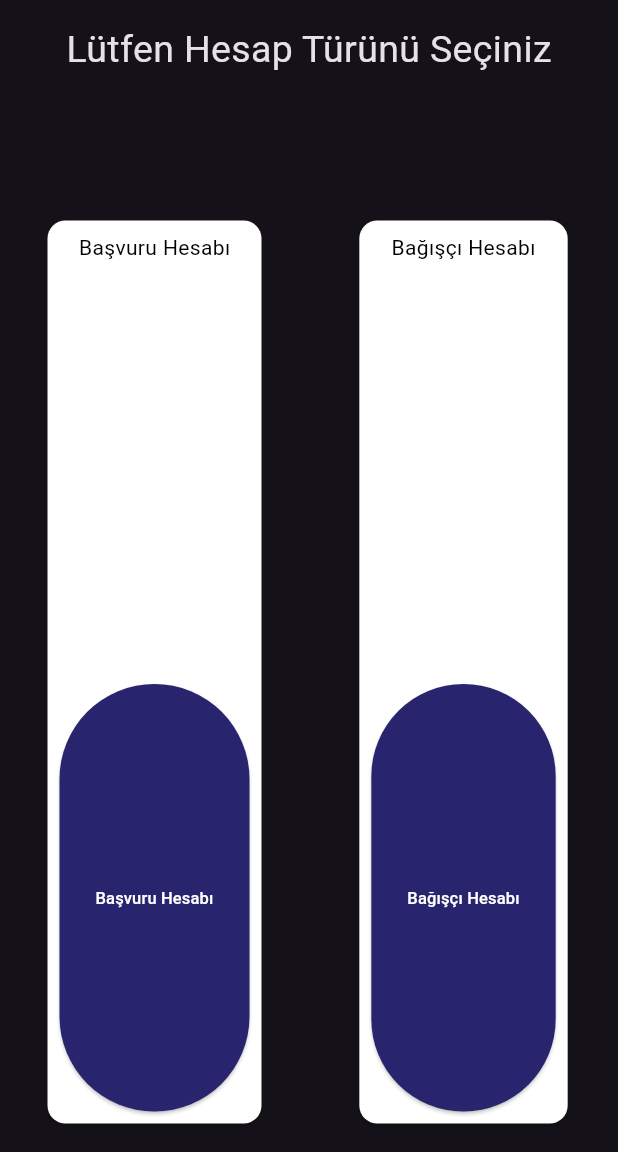
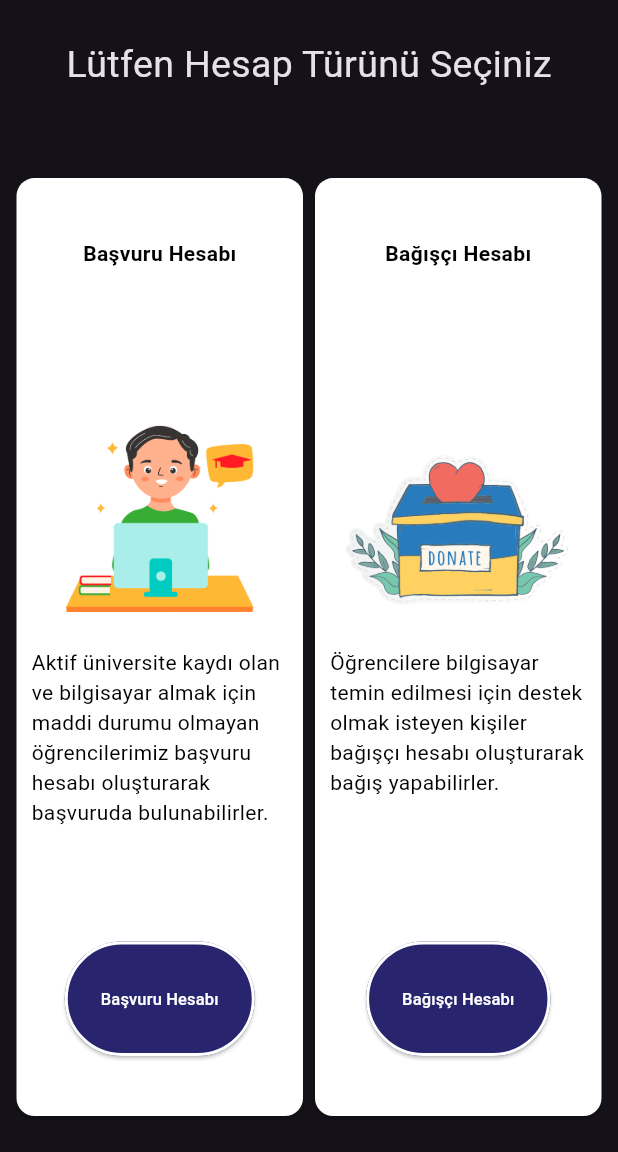
Before and after one commit to omerdgn/Tez, a Flutter app: the AccountTypeChoosingView screen opened directly, on a phone screen of 412 x 824 dp, the part 84-1236 px from its top. Run offline on Flutter 3.47's test engine with Material 3 defaults, Android fonts, the phone set to English and light mode, and no system bars.

Commit message:
account_type_choosing_view tamamlandı

```diff
--- a/BBP-Donation-App/bbp_project/lib/product/account_type_choosing_view.dart
+++ b/BBP-Donation-App/bbp_project/lib/product/account_type_choosing_view.dart
@@ -1,7 +1,9 @@
 import 'package:bbp_project/product/colors_utility.dart';
 import 'package:bbp_project/product/custom_app_bar.dart';
 import 'package:bbp_project/product/custom_elevated_button.dart';
+import 'package:bbp_project/product/image_items.dart';
 import 'package:bbp_project/product/language/languages.dart';
+import 'package:bbp_project/product/png_images.dart';
 import 'package:flutter/material.dart';
 
 class AccountTypeChoosingView extends StatelessWidget {
@@ -17,7 +19,7 @@ class AccountTypeChoosingView extends StatelessWidget {
             const Expanded(
               flex: 1,
               child: Padding(
-                padding: EdgeInsets.symmetric(vertical: 15.0),
+                padding: EdgeInsets.symmetric(vertical: 25.0),
                 child: SizedBox(
                   child: Text(
                     LanguageItems.accountTypeChoosingMainText,
@@ -27,23 +29,43 @@ class AccountTypeChoosingView extends StatelessWidget {
               ),
             ),
             Expanded(
-              flex: 5,
+              flex: 6,
               child: Padding(
-                padding: const EdgeInsets.symmetric(vertical: 15.0),
+                padding: const EdgeInsets.only(
+                    left: 7.0, right: 7.0, top: 5.0, bottom: 20.0),
                 child: Row(
                   children: [
                     Expanded(
                       child: Center(
                           child: Card(
-                        color: Colors.white,
+                        color: ColorUtility.textWhiteColorOfProject,
                         child: Column(
                           children: [
                             const Expanded(
                                 child: Padding(
-                              padding: EdgeInsets.all(8.0),
+                              padding: EdgeInsets.only(top: 40.0),
                               child: Text(
                                 LanguageItems
                                     .accountTypeChoosingApplicantAccountText,
+                                style: TextStyle(
+                                    fontWeight: FontWeight.bold,
+                                    color:
+                                        ColorUtility.textBlackColorOfProject),
+                              ),
+                            )),
+                            Expanded(
+                                child: Padding(
+                              padding: const EdgeInsets.only(bottom: 15),
+                              child: PngImages(
+                                  pngName: ImageItems().studentSticker,
+                                  fitType: BoxFit.scaleDown),
+                            )),
+                            const Expanded(
+                                child: Padding(
+                              padding: EdgeInsets.symmetric(horizontal: 10.00),
+                              child: Text(
+                                LanguageItems
+                                    .accountTypeChoosingApplicantAccountCaption,
                                 style: TextStyle(
                                     color:
                                         ColorUtility.textBlackColorOfProject),
@@ -51,7 +73,8 @@ class AccountTypeChoosingView extends StatelessWidget {
                             )),
                             Expanded(
                               child: Padding(
-                                padding: const EdgeInsets.all(8.0),
+                                padding: const EdgeInsets.only(
+                                    top: 40.00, bottom: 40.0),
                                 child: CustomElevatedButton(
                                     text: 'Başvuru Hesabı', onPressed: () {}),
                               ),
@@ -68,9 +91,26 @@ class AccountTypeChoosingView extends StatelessWidget {
                           children: [
                             const Expanded(
                                 child: Padding(
-                                padding: EdgeInsets.all(8.0),
+                              padding: EdgeInsets.only(top: 40.0),
                               child: Text(
-                                  "Bağışçı Hesabı",
+                                LanguageItems
+                                    .accountTypeChoosingDonatertAccountText,
+                                style: TextStyle(
+                                    fontWeight: FontWeight.bold,
+                                    color:
+                                        ColorUtility.textBlackColorOfProject),
+                              ),
+                            )),
+                            Expanded(
+                                child: PngImages(
+                                    pngName: ImageItems().donateSticker,
+                                    fitType: BoxFit.scaleDown)),
+                            const Expanded(
+                                child: Padding(
+                              padding: EdgeInsets.symmetric(horizontal: 10.0),
+                              child: Text(
+                                LanguageItems
+                                    .accountTypeChoosingDonaterAccountCaption,
                                 style: TextStyle(
                                     color:
                                         ColorUtility.textBlackColorOfProject),
@@ -78,14 +118,15 @@ class AccountTypeChoosingView extends StatelessWidget {
                             )),
                             Expanded(
                               child: Padding(
-                                padding: const EdgeInsets.all(8.0),
+                                padding: const EdgeInsets.only(
+                                    top: 40.0, bottom: 40.0),
                                 child: CustomElevatedButton(
                                     text: 'Bağışçı Hesabı', onPressed: () {}),
-                              ))
+                              ),
+                            )
                           ],
                         ),
-                        ),
-                      ),
+                      )),
                     ),
                   ],
                 ),
--- a/BBP-Donation-App/bbp_project/lib/product/custom_elevated_button.dart
+++ b/BBP-Donation-App/bbp_project/lib/product/custom_elevated_button.dart
@@ -19,6 +19,9 @@ class CustomElevatedButton extends StatelessWidget {
       child: ElevatedButton(
         onPressed: onPressed,
         style: ElevatedButton.styleFrom(
+          shape: const StadiumBorder(
+              side: BorderSide(
+                  color: ColorUtility.textWhiteColorOfProject, width: 2.0)),
           backgroundColor: ColorUtility.buttonColorOfProject,
         ),
         child: Text(
--- a/BBP-Donation-App/bbp_project/lib/product/home_page_view.dart
+++ b/BBP-Donation-App/bbp_project/lib/product/home_page_view.dart
@@ -11,7 +11,7 @@ import 'package:bbp_project/product/contact_us_view.dart';
 import 'package:bbp_project/product/duration_utility.dart';
 import 'package:bbp_project/product/image_items.dart';
 import 'package:bbp_project/product/language/languages.dart';
-import 'package:bbp_project/product/login_view.dart';
+import 'package:bbp_project/product/login_view_applicant.dart';
 import 'package:flutter/material.dart';
 import 'custom_elevated_button.dart';
 import 'custom_app_bar.dart';
@@ -64,7 +64,8 @@ class HomePageViewState extends State<HomePageView> {
                       Navigator.push(
                         context,
                         MaterialPageRoute(
-                            builder: (context) => const LoginView()),
+                            builder: (context) =>
+                                const AccountTypeChoosingView()),
                       );
                     },
                   ),
--- a/BBP-Donation-App/bbp_project/lib/product/image_items.dart
+++ b/BBP-Donation-App/bbp_project/lib/product/image_items.dart
@@ -7,4 +7,6 @@ class ImageItems {
   final String campusPhoto1 = 'kampus1';
   final String campusPhoto2 = 'kampus2';
   final String campusPhoto3 = 'kampus3';
+  final String studentSticker = 'student';
+  final String donateSticker = 'donate';
 }
--- a/BBP-Donation-App/bbp_project/lib/product/language/languages.dart
+++ b/BBP-Donation-App/bbp_project/lib/product/language/languages.dart
@@ -44,5 +44,7 @@ class LanguageItems {
   static const accountTypeChoosingApplicantAccountText = 'Başvuru Hesabı';
   static const accountTypeChoosingDonatertAccountText = 'Bağışçı Hesabı';
   static const accountTypeChoosingApplicantAccountCaption =
-      "Aktif Üniversite kaydı olan öğrencilerimizden bilgisayar almak";
+      "Aktif üniversite kaydı olan ve bilgisayar almak için maddi durumu olmayan öğrencilerimiz başvuru hesabı oluşturarak başvuruda bulunabilirler.";
+  static const accountTypeChoosingDonaterAccountCaption =
+      "Öğrencilere bilgisayar temin edilmesi için destek olmak isteyen kişiler bağışçı hesabı oluşturarak bağış yapabilirler.";
 }
--- a/BBP-Donation-App/bbp_project/lib/product/login_view.dart
+++ b/BBP-Donation-App/bbp_project/lib/product/login_view_applicant.dart
@@ -10,7 +10,7 @@ class LoginView extends StatelessWidget {
   Widget build(BuildContext context) {
     return Scaffold(
       appBar: AppBar(),
-      body: Column(
+      body: const Column(
         children: [],
       ),
     );
--- a/BBP-Donation-App/bbp_project/pubspec.yaml
+++ b/BBP-Donation-App/bbp_project/pubspec.yaml
@@ -75,6 +75,8 @@ flutter:
   - assets/png/kampus1.png
   - assets/png/kampus2.png
   - assets/png/kampus3.png
+  - assets/png/student.png
+  - assets/png/donate.png
 
   # An image asset can refer to one or more resolution-specific "variants", see
   # https://flutter.dev/assets-and-images/#resolution-aware
```
Also changed, not shown: BBP-Donation-App/bbp_project/assets/png/donate.png (added), BBP-Donation-App/bbp_project/assets/png/student.png (added). Lines whose indentation alone changed are shown as unchanged.
